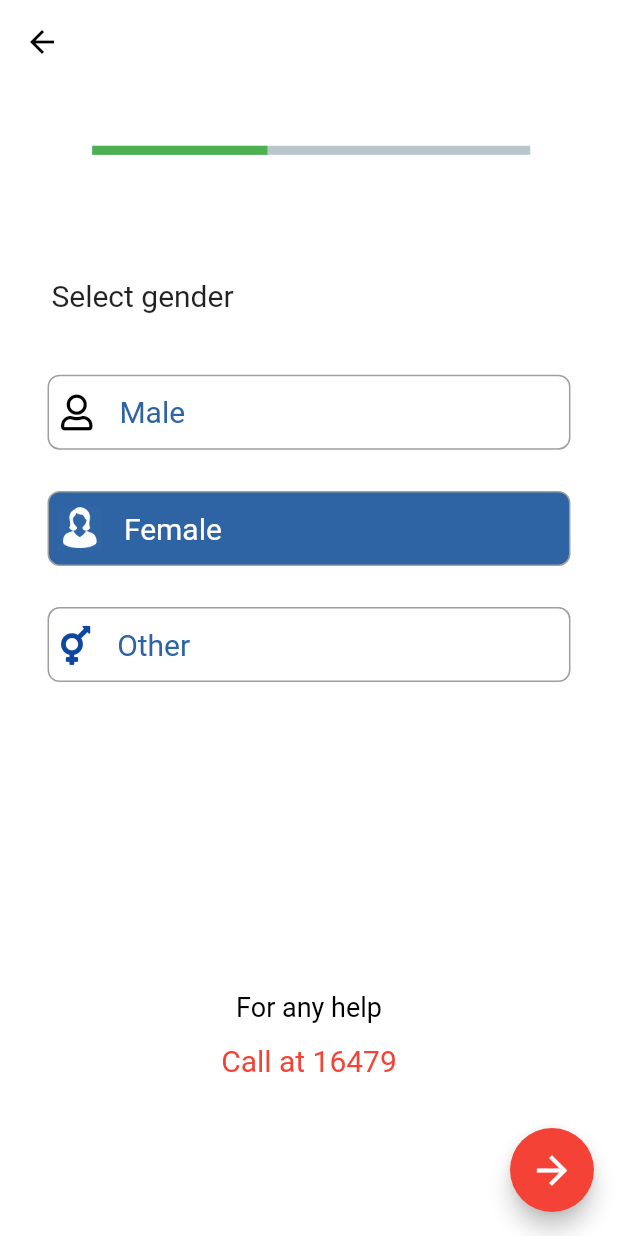
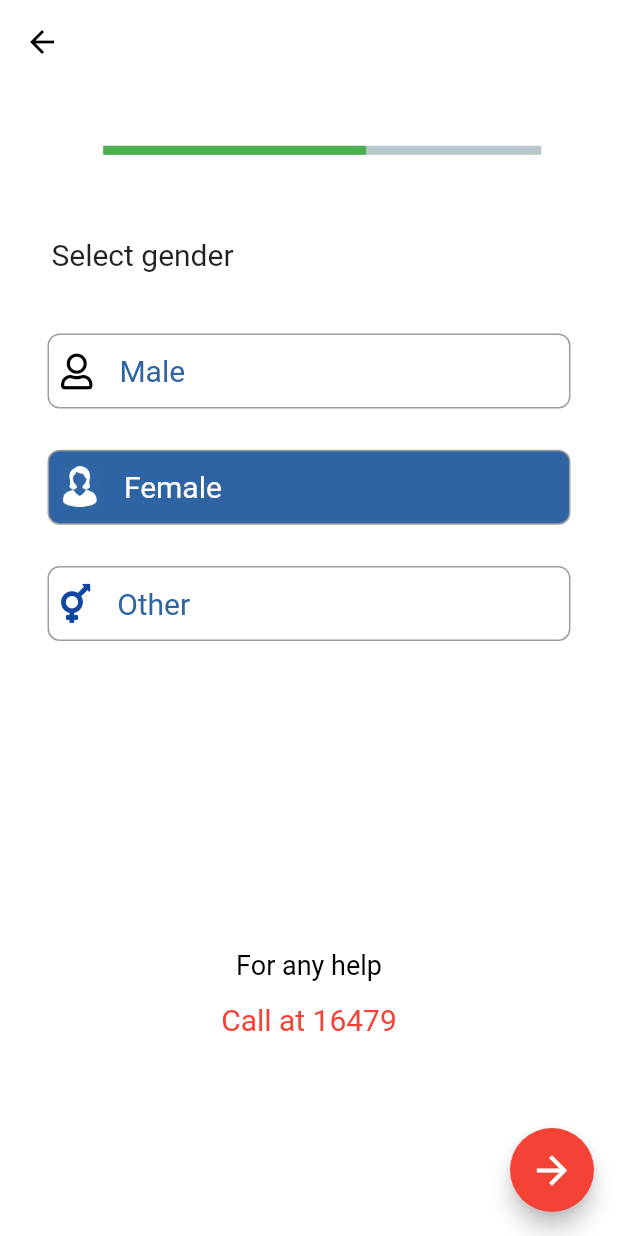
Before and after one commit to robinNcode/pencil_box_ui, a Flutter app: the screen it shows after launch, on a phone screen of 412 x 824 dp. Run offline on Flutter 3.47's test engine with Material 2 defaults, Android fonts, the phone set to English and light mode, and no system bars; drawn by our look-alikes of percent_indicator; our stand-ins replace font_awesome_flutter.

Commit message:
gender page done

```diff
--- a/lib/views/gender.dart
+++ b/lib/views/gender.dart
@@ -32,16 +32,16 @@ class GenderPage extends StatelessWidget {
                   height: _size.height / 20,
                 ),
                 Padding(
-                  padding: EdgeInsets.only(left: _size.width / 8),
+                  padding: EdgeInsets.only(left: _size.width / 7),
                   child: LinearPercentIndicator(
                     width: _size.width - 100,
                     lineHeight: 6.0,
-                    percent: 0.4,
+                    percent: 0.6,
                     progressColor: Colors.green,
                   ),
                 ),
                 SizedBox(
-                  height: _size.height / 10,
+                  height: _size.height / 15,
                 ),
                 Padding(
                   padding: EdgeInsets.only(left: _size.width / 12),
```
